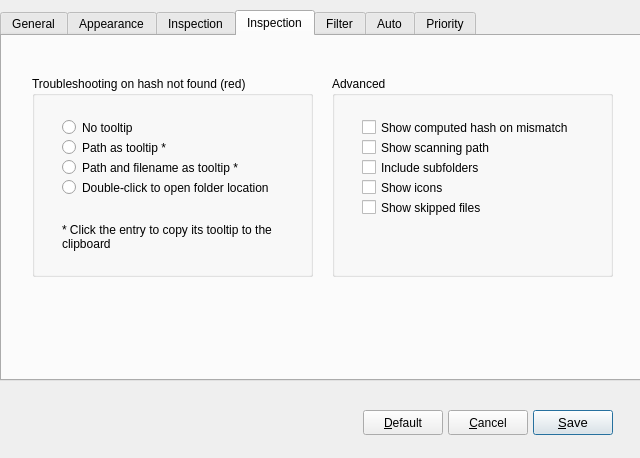
Qt form Sourcecode/appsettings.ui (complexKA/HashInspector) before a commit.
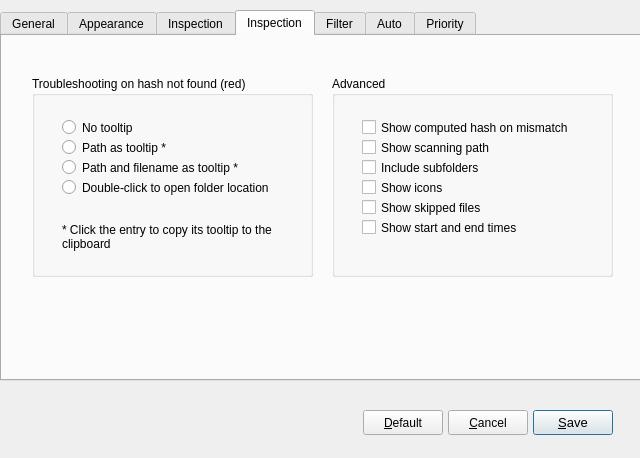
The same form after that commit. The open tabs and pages were chosen to show the change.

```diff
--- a/Sourcecode/appsettings.ui
+++ b/Sourcecode/appsettings.ui
@@ -825,6 +825,19 @@
        <string>Show skipped files</string>
       </property>
      </widget>
+     <widget class="QCheckBox" name="cb_ShowTimes">
+      <property name="geometry">
+       <rect>
+        <x>30</x>
+        <y>140</y>
+        <width>171</width>
+        <height>23</height>
+       </rect>
+      </property>
+      <property name="text">
+       <string>Show start and end times</string>
+      </property>
+     </widget>
     </widget>
    </widget>
    <widget class="QWidget" name="tab_Filter">
```
Left out of the diff: 2 changed lines with no effect on the pictures.
